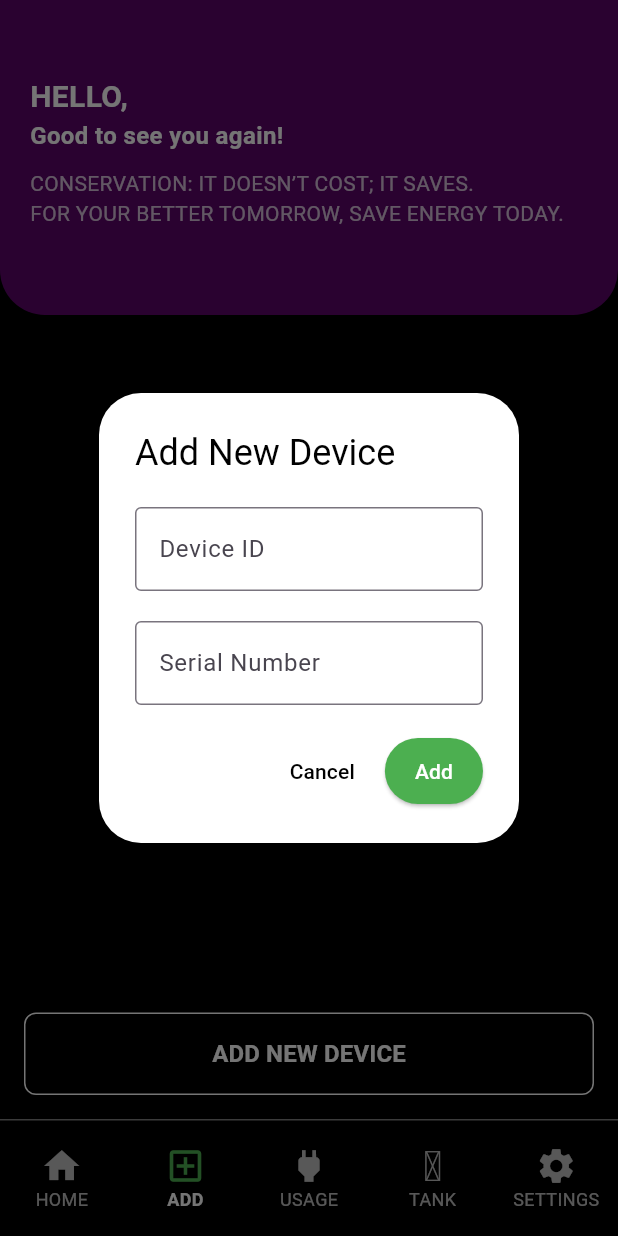
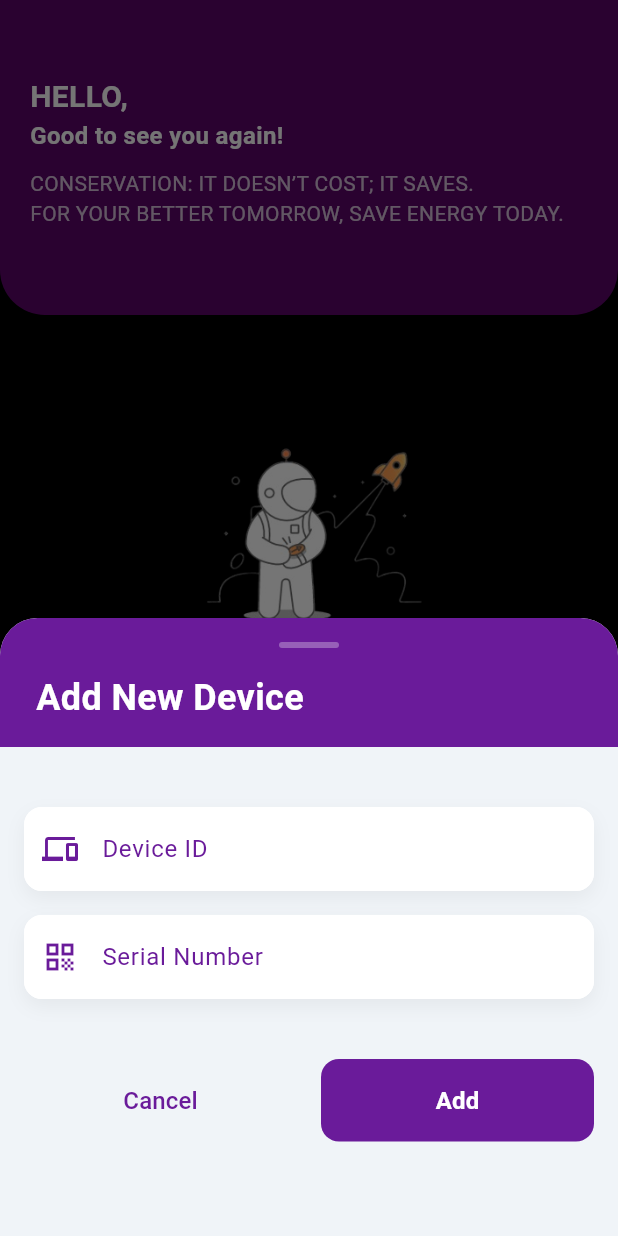
Before and after one commit to shebin-k-s/electricity-water-monitoring, a Flutter app: the MainScreen screen opened directly, item 2 of the bottom bar chosen, after a tap on "ADD NEW DEVICE", on a phone screen of 412 x 824 dp. Run offline on Flutter 3.47's test engine with Material 3 defaults, Android fonts, the light colour scheme and no system bars; our stand-ins replace dio, double_back_to_close_app, material_design_icons_flutter, shared_preferences, socket_io_client; missing offline and left inert: animated_loading_indicators, dart:ffi; accounts and stored records are empty; network calls fail.

Commit message:
updated the device screen ui

```diff
--- a/frontend/lib/Screens/device_screen/device_screen.dart
+++ b/frontend/lib/Screens/device_screen/device_screen.dart
@@ -176,8 +176,9 @@ class DeviceScreen extends StatelessWidget {
                   width: double.infinity,
                   child: ElevatedButton(
                     onPressed: () {
-                      showDialog(
+                      showModalBottomSheet(
                         context: context,
+                        isScrollControlled: true,
                         builder: (BuildContext context) {
                           return AddDevice();
                         },
--- a/frontend/lib/Screens/device_screen/widget/add_device.dart
+++ b/frontend/lib/Screens/device_screen/widget/add_device.dart
@@ -2,99 +2,259 @@ import 'package:flutter/material.dart';
 import 'package:saron/api/data/device.dart';
 import 'package:saron/widgets/snackbar_message/snackbar_message.dart';
 
-// ignore: must_be_immutable
-class AddDevice extends StatelessWidget {
-  AddDevice({super.key});
-  TextEditingController serialNumberController = TextEditingController();
-  TextEditingController deviceIdController = TextEditingController();
+class AddDevice extends StatefulWidget {
+  @override
+  _AddDeviceState createState() => _AddDeviceState();
+}
+
+class _AddDeviceState extends State<AddDevice> {
+  final TextEditingController serialNumberController = TextEditingController();
+  final TextEditingController deviceIdController = TextEditingController();
   final _formKey = GlobalKey<FormState>();
   final ValueNotifier<String> _errorMessage = ValueNotifier("");
 
+  final FocusNode _serialNumberFocus = FocusNode();
+  final FocusNode _deviceIdFocus = FocusNode();
+
+  @override
+  void dispose() {
+    serialNumberController.dispose();
+    deviceIdController.dispose();
+    _serialNumberFocus.dispose();
+    _deviceIdFocus.dispose();
+    _errorMessage.dispose();
+    super.dispose();
+  }
+
   @override
   Widget build(BuildContext context) {
-    return AlertDialog(
-      backgroundColor: Colors.white,
-      contentPadding: const EdgeInsets.symmetric(
-        horizontal: 24.0,
-        vertical: 20.0,
+    return Padding(
+      padding: EdgeInsets.only(
+        bottom: MediaQuery.of(context).viewInsets.bottom,
       ),
-      title: const Text(
+      child: Container(
+        height: MediaQuery.of(context).size.height * 0.5,
+        decoration: const BoxDecoration(
+          color: Color(0xFFF0F4F8),
+          borderRadius: BorderRadius.vertical(top: Radius.circular(25)),
+        ),
+        child: Column(
+          crossAxisAlignment: CrossAxisAlignment.start,
+          children: [
+            _buildHeader(),
+            Padding(
+              padding: const EdgeInsets.all(16.0),
+              child: Center(child: _buildForm(context)),
+            ),
+          ],
+        ),
+      ),
+    );
+  }
+
+  Widget _buildHeader() {
+    return Container(
+      padding: const EdgeInsets.fromLTRB(24, 16, 24, 16),
+      decoration: const BoxDecoration(
+        color: Color(0xFF6A1B9A),
+        borderRadius: BorderRadius.vertical(top: Radius.circular(25)),
+      ),
+      child: Column(
+        crossAxisAlignment: CrossAxisAlignment.start,
+        children: [
+          Center(
+            child: Container(
+              width: 40,
+              height: 4,
+              decoration: BoxDecoration(
+                color: Colors.white.withOpacity(0.3),
+                borderRadius: BorderRadius.circular(2),
+              ),
+            ),
+          ),
+          const SizedBox(height: 16),
+          const Text(
             'Add New Device',
             style: TextStyle(
-          color: Colors.black,
+              color: Colors.white,
+              fontSize: 24,
+              fontWeight: FontWeight.bold,
             ),
           ),
-      content: SingleChildScrollView(
-        child: Form(
+        ],
+      ),
+    );
+  }
+
+  Widget _buildForm(BuildContext context) {
+    return Form(
       key: _formKey,
       child: Column(
+        crossAxisAlignment: CrossAxisAlignment.stretch,
         children: [
-              TextFormField(
+          const SizedBox(height: 24),
+          _buildTextField(
             controller: deviceIdController,
-                style: const TextStyle(
-                  color: Colors.black,
+            label: 'Device ID',
+            icon: Icons.devices,
+            focusNode: _deviceIdFocus,
           ),
-                decoration: const InputDecoration(
-                  labelText: 'Device ID',
-                  border: OutlineInputBorder(),
+          const SizedBox(height: 16),
+          _buildTextField(
+            controller: serialNumberController,
+            label: 'Serial Number',
+            icon: Icons.qr_code,
+            focusNode: _serialNumberFocus,
           ),
+          const SizedBox(height: 16),
+          _buildErrorMessage(),
+          const SizedBox(height: 24),
+          _buildButtons(context),
+        ],
       ),
-              SizedBox(height: 20),
-              TextFormField(
-                controller: serialNumberController,
-                style: const TextStyle(
-                  color: Colors.black,
+    );
+  }
+
+  Widget _buildTextField({
+    required TextEditingController controller,
+    required String label,
+    required IconData icon,
+    required FocusNode focusNode,
+  }) {
+    return Container(
+      decoration: BoxDecoration(
+        color: Colors.white,
+        borderRadius: BorderRadius.circular(12),
+        boxShadow: [
+          BoxShadow(
+            color: Colors.black.withOpacity(0.05),
+            blurRadius: 10,
+            offset: const Offset(0, 5),
           ),
-                decoration: const InputDecoration(
-                  labelText: 'Serial Number',
-                  border: OutlineInputBorder(),
+        ],
       ),
+      child: TextFormField(
+        controller: controller,
+        focusNode: focusNode,
+        textInputAction: TextInputAction.next,
+        keyboardType: controller == deviceIdController
+            ? TextInputType.number
+            : TextInputType.text,
+        style: const TextStyle(color: Colors.black87, fontSize: 16),
+        decoration: InputDecoration(
+          labelText: label,
+          labelStyle: const TextStyle(
+            color: Color(0xFF6A1B9A),
+            fontSize: 16,
           ),
-              ValueListenableBuilder(
+          prefixIcon: Icon(icon, color: const Color(0xFF6A1B9A)),
+          border: OutlineInputBorder(
+            borderRadius: BorderRadius.circular(12),
+            borderSide: BorderSide.none,
+          ),
+          enabledBorder: OutlineInputBorder(
+            borderRadius: BorderRadius.circular(12),
+            borderSide: BorderSide.none,
+          ),
+          focusedBorder: OutlineInputBorder(
+            borderRadius: BorderRadius.circular(12),
+            borderSide: const BorderSide(color: Color(0xFF6A1B9A), width: 2),
+          ),
+          filled: true,
+          fillColor: Colors.white,
+        ),
+        validator: (value) {
+          if (value == null || value.isEmpty) {
+            return 'This field is required';
+          }
+          return null;
+        },
+      ),
+    );
+  }
+
+  Widget _buildErrorMessage() {
+    return ValueListenableBuilder(
       valueListenable: _errorMessage,
       builder: (context, value, child) {
-                  if (value.length != 0) {
-                    return Padding(
-                      padding: const EdgeInsets.symmetric(vertical: 8.0),
+        if (value.isNotEmpty) {
+          return Container(
+            padding: const EdgeInsets.all(12),
+            decoration: BoxDecoration(
+              color: Colors.red.withOpacity(0.1),
+              borderRadius: BorderRadius.circular(12),
+            ),
             child: Text(
               value,
               style: const TextStyle(
                 color: Colors.red,
-                          fontWeight: FontWeight.bold,
+                fontSize: 16,
+                fontWeight: FontWeight.w500,
               ),
             ),
           );
         } else {
-                    return SizedBox.shrink();
+          return const SizedBox.shrink();
         }
       },
+    );
+  }
+
+  Widget _buildButtons(BuildContext context) {
+    return Row(
+      children: [
+        Expanded(
+          child: TextButton(
+            onPressed: () => Navigator.of(context).pop(false),
+            style: TextButton.styleFrom(
+              padding: const EdgeInsets.symmetric(vertical: 16),
+              shape: RoundedRectangleBorder(
+                borderRadius: BorderRadius.circular(12),
               ),
-            ],
+            ),
+            child: const Text(
+              'Cancel',
+              style: TextStyle(
+                color: Color(0xFF6A1B9A),
+                fontSize: 16,
               ),
             ),
           ),
-      actions: [
-        TextButton(
-          onPressed: () {
-            Navigator.of(context).pop(false);
-          },
-          child: Text(
-            'Cancel',
+        ),
+        const SizedBox(width: 16),
+        Expanded(
+          child: ElevatedButton(
+            onPressed: () => _addDevice(context),
+            style: ElevatedButton.styleFrom(
+              backgroundColor: const Color(0xFF6A1B9A),
+              padding: const EdgeInsets.symmetric(vertical: 16),
+              elevation: 0,
+              shape: RoundedRectangleBorder(
+                borderRadius: BorderRadius.circular(12),
+              ),
+            ),
+            child: const Text(
+              'Add',
               style: TextStyle(
-              color: Colors.black,
+                color: Colors.white,
+                fontWeight: FontWeight.bold,
+                fontSize: 16,
               ),
             ),
           ),
-        ElevatedButton(
-          onPressed: () async {
+        ),
+      ],
+    );
+  }
+
+  void _addDevice(BuildContext context) async {
     if (_formKey.currentState!.validate()) {
       FocusScope.of(context).unfocus();
 
       String serialNumber = serialNumberController.text;
       String deviceId = deviceIdController.text;
 
-              final statusCode =
-                  await DeviceDB().addDevice(serialNumber, deviceId);
+      final statusCode = await DeviceDB().addDevice(serialNumber, deviceId);
       if (statusCode == 200) {
         await DeviceDB().getDevices();
         Navigator.of(context).pop(true);
@@ -110,20 +270,5 @@ class AddDevice extends StatelessWidget {
         _errorMessage.value = "Internal server error";
       }
     }
-          },
-          style: ElevatedButton.styleFrom(
-            backgroundColor: Colors.green,
-            padding:
-                const EdgeInsets.symmetric(horizontal: 20.0, vertical: 12.0),
-          ),
-          child: const Text(
-            'Add',
-            style: TextStyle(
-              color: Colors.white,
-            ),
-          ),
-        ),
-      ],
-    );
   }
 }
```
Lines whose indentation alone changed are shown as unchanged.
